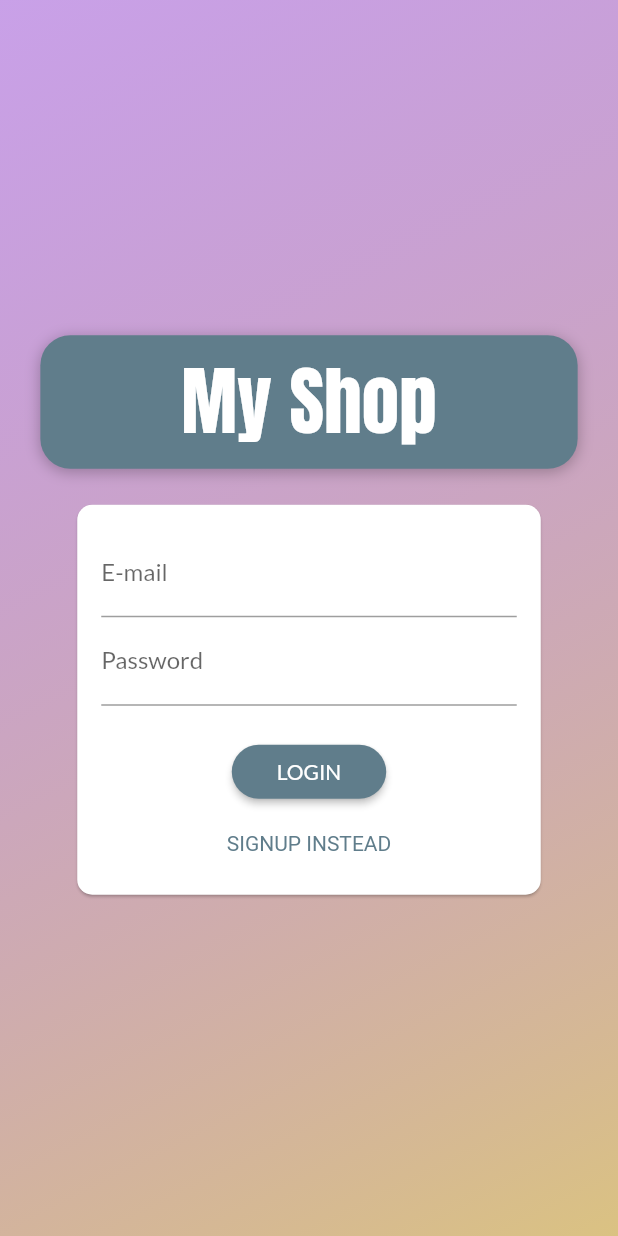
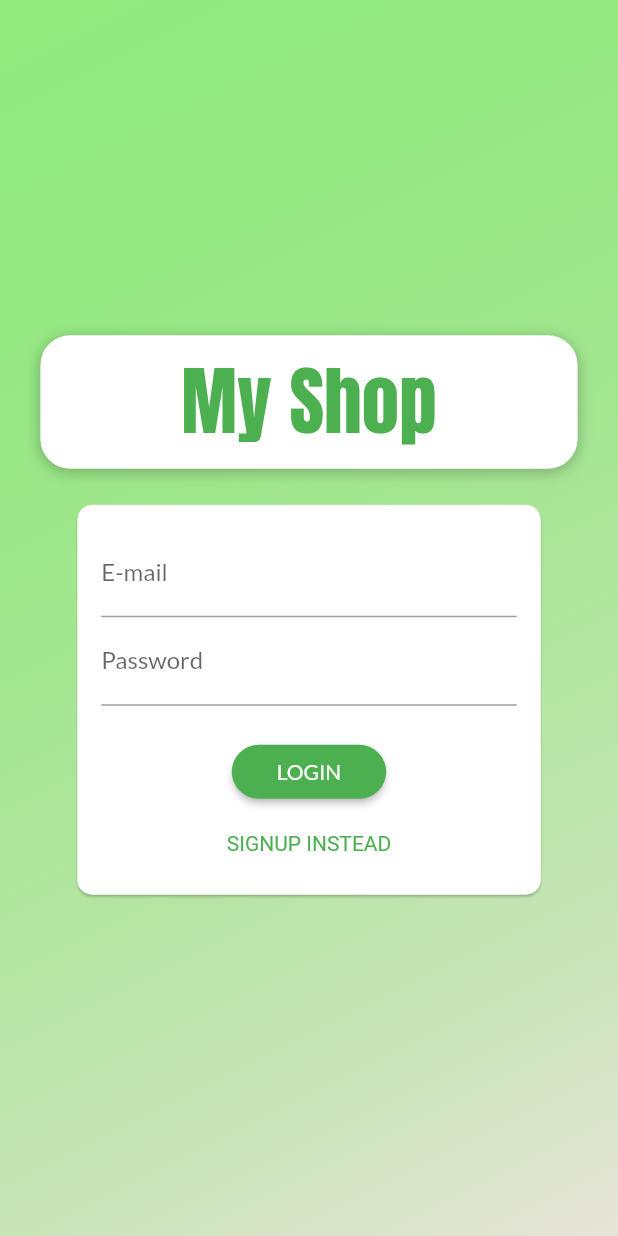
Before and after one commit to mahmoudqasem2001/Augmented-Reality-GlassesStore, a Flutter app: the screen it shows after launch, on a phone screen of 412 x 824 dp. Run offline on Flutter 3.47's test engine with Material 2 defaults, Android fonts, the phone set to English and light mode, and no system bars; our stand-ins replace shared_preferences; missing offline and left inert: intro_screen_onboarding_flutter.

Commit message:
push project

```diff
--- a/lib/main.dart
+++ b/lib/main.dart
@@ -50,7 +50,7 @@ class MyApp extends StatelessWidget {
           debugShowCheckedModeBanner: false,
           theme: ThemeData(
             fontFamily: 'Lato',
-            colorScheme: ColorScheme.fromSwatch(primarySwatch: Colors.blueGrey)
+            colorScheme: ColorScheme.fromSwatch(primarySwatch: Colors.green)
                 .copyWith(secondary: Colors.deepOrange),
           ),
           home: auth.isAuth
--- a/lib/screens/auth_screen.dart
+++ b/lib/screens/auth_screen.dart
@@ -16,7 +16,7 @@ class AuthScreen extends StatelessWidget {
 
     final ThemeData theme = Theme.of(context);
     final TextStyle style = theme.textTheme.displayLarge!.copyWith(
-      color: theme.colorScheme.onSecondary,
+      color: Colors.green,
       fontSize: 50,
       fontFamily: 'Anton',
     );
@@ -27,8 +27,8 @@ class AuthScreen extends StatelessWidget {
             decoration: BoxDecoration(
               gradient: LinearGradient(
                 colors: [
-                  const Color.fromARGB(255, 152, 72, 214).withOpacity(0.5),
-                  const Color.fromRGBO(215, 188, 117, 1).withOpacity(0.9),
+                  Color.fromARGB(255, 38, 218, 2).withOpacity(0.5),
+                  Color.fromARGB(255, 229, 225, 213).withOpacity(0.9),
                 ],
                 begin: Alignment.topLeft,
                 end: Alignment.bottomRight,
@@ -57,7 +57,7 @@ class AuthScreen extends StatelessWidget {
                         ..translate(0.0),
                       decoration: BoxDecoration(
                         borderRadius: BorderRadius.circular(20),
-                        color: Colors.blueGrey,
+                        color: Colors.white,
                         boxShadow: const [
                           BoxShadow(
                             blurRadius: 8,
@@ -306,7 +306,7 @@ class _AuthCardState extends State<AuthCard>
                     borderRadius: BorderRadius.circular(30),
                   ),
                   padding:const EdgeInsets.symmetric(horizontal: 30, vertical: 8),
-                  color: Colors.blueGrey,
+                  color: Colors.green,
                   textColor:
                       Theme.of(context).primaryTextTheme.titleLarge?.color,
                 ),
```
Also changed, not shown: pubspec.lock, 1 other file.
